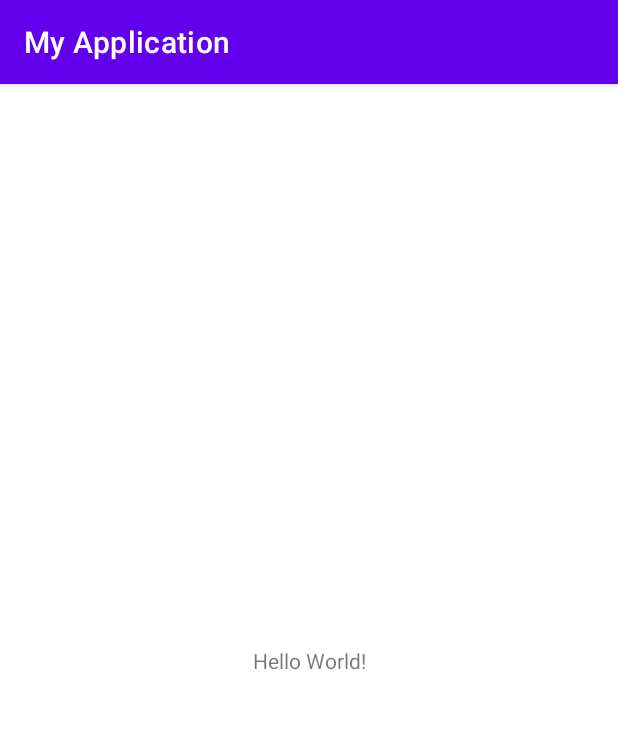
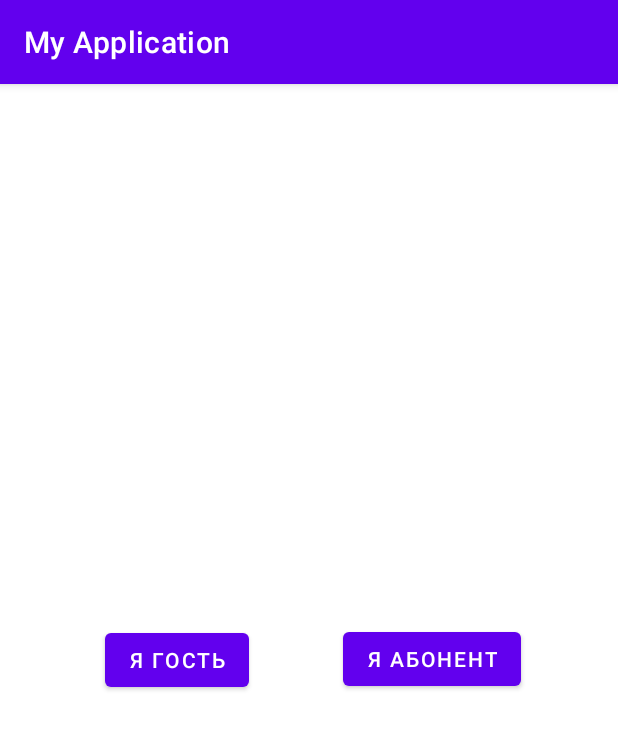
Before and after one commit to zavu1on/WorldSkills2022, an Android app: the screen it shows after launch (MainActivity), on a phone screen of 412 x 824 dp. Shown: the top 729 px of the screen. Run offline under Robolectric (Android 15) with nearby library versions, the phone set to English and light mode, and no system bars.

Commit message:
первая сессия

```diff
--- a/exams/2021-2022/session1/wireframe/app/build.gradle
+++ b/exams/2021-2022/session1/wireframe/app/build.gradle
@@ -25,6 +25,9 @@ android {
         sourceCompatibility JavaVersion.VERSION_1_8
         targetCompatibility JavaVersion.VERSION_1_8
     }
+    buildFeatures {
+        viewBinding true
+    }
 }
 
 dependencies {
@@ -32,6 +35,9 @@ dependencies {
     implementation 'androidx.appcompat:appcompat:1.4.1'
     implementation 'com.google.android.material:material:1.5.0'
     implementation 'androidx.constraintlayout:constraintlayout:2.1.3'
+    implementation 'androidx.annotation:annotation:1.2.0'
+    implementation 'androidx.lifecycle:lifecycle-livedata-ktx:2.3.1'
+    implementation 'androidx.lifecycle:lifecycle-viewmodel-ktx:2.3.1'
     testImplementation 'junit:junit:4.+'
     androidTestImplementation 'androidx.test.ext:junit:1.1.3'
     androidTestImplementation 'androidx.test.espresso:espresso-core:3.4.0'
--- a/exams/2021-2022/session1/wireframe/app/src/main/res/layout/activity_main.xml
+++ b/exams/2021-2022/session1/wireframe/app/src/main/res/layout/activity_main.xml
@@ -6,13 +6,28 @@
     android:layout_height="match_parent"
     tools:context=".MainActivity">
 
-    <TextView
+    <Button
+        android:id="@+id/guestBtn"
         android:layout_width="wrap_content"
         android:layout_height="wrap_content"
-        android:text="Hello World!"
+        android:onClick="guestBtnClickHandler"
+        android:text="Я Гость"
         app:layout_constraintBottom_toBottomOf="parent"
-        app:layout_constraintLeft_toLeftOf="parent"
-        app:layout_constraintRight_toRightOf="parent"
+        app:layout_constraintEnd_toStartOf="@+id/abonentBtn"
+        app:layout_constraintHorizontal_bias="0.528"
+        app:layout_constraintStart_toStartOf="parent"
         app:layout_constraintTop_toTopOf="parent" />
 
+    <Button
+        android:id="@+id/abonentBtn"
+        android:layout_width="wrap_content"
+        android:layout_height="wrap_content"
+        android:onClick="abonentBtnClickHandler"
+        android:text="Я Абонент"
+        app:layout_constraintBottom_toBottomOf="parent"
+        app:layout_constraintEnd_toEndOf="parent"
+        app:layout_constraintHorizontal_bias="0.78"
+        app:layout_constraintStart_toStartOf="parent"
+        app:layout_constraintTop_toTopOf="parent"
+        app:layout_constraintVertical_bias="0.499" />
 </androidx.constraintlayout.widget.ConstraintLayout>
--- /dev/null
+++ b/exams/2021-2022/session1/wireframe/app/src/main/res/values-land/dimens.xml
@@ -0,0 +1,3 @@
+<resources>
+    <dimen name="activity_horizontal_margin">48dp</dimen>
+</resources>
--- /dev/null
+++ b/exams/2021-2022/session1/wireframe/app/src/main/res/values-w1240dp/dimens.xml
@@ -0,0 +1,3 @@
+<resources>
+    <dimen name="activity_horizontal_margin">200dp</dimen>
+</resources>
--- /dev/null
+++ b/exams/2021-2022/session1/wireframe/app/src/main/res/values-w600dp/dimens.xml
@@ -0,0 +1,3 @@
+<resources>
+    <dimen name="activity_horizontal_margin">48dp</dimen>
+</resources>
--- /dev/null
+++ b/exams/2021-2022/session1/wireframe/app/src/main/res/values/dimens.xml
@@ -0,0 +1,5 @@
+<resources>
+    <!-- Default screen margins, per the Android Design guidelines. -->
+    <dimen name="activity_horizontal_margin">16dp</dimen>
+    <dimen name="activity_vertical_margin">16dp</dimen>
+</resources>
```
Also changed, not shown: exams/2021-2022/session1/wireframe/app/src/main/AndroidManifest.xml (+7 -0 lines), exams/2021-2022/session1/wireframe/app/src/main/java/com/example/myapplication/MainActivity.java (+11 -2 lines), exams/2021-2022/session1/wireframe/app/src/main/java/com/example/myapplication/NewsActivity.java (added, +12 -0 lines), exams/2021-2022/session1/wireframe/app/src/main/res/layout/activity_news.xml (added, +38 -0 lines), exams/2021-2022/session1/wireframe/app/src/main/res/values/strings.xml (+9 -0 lines).
